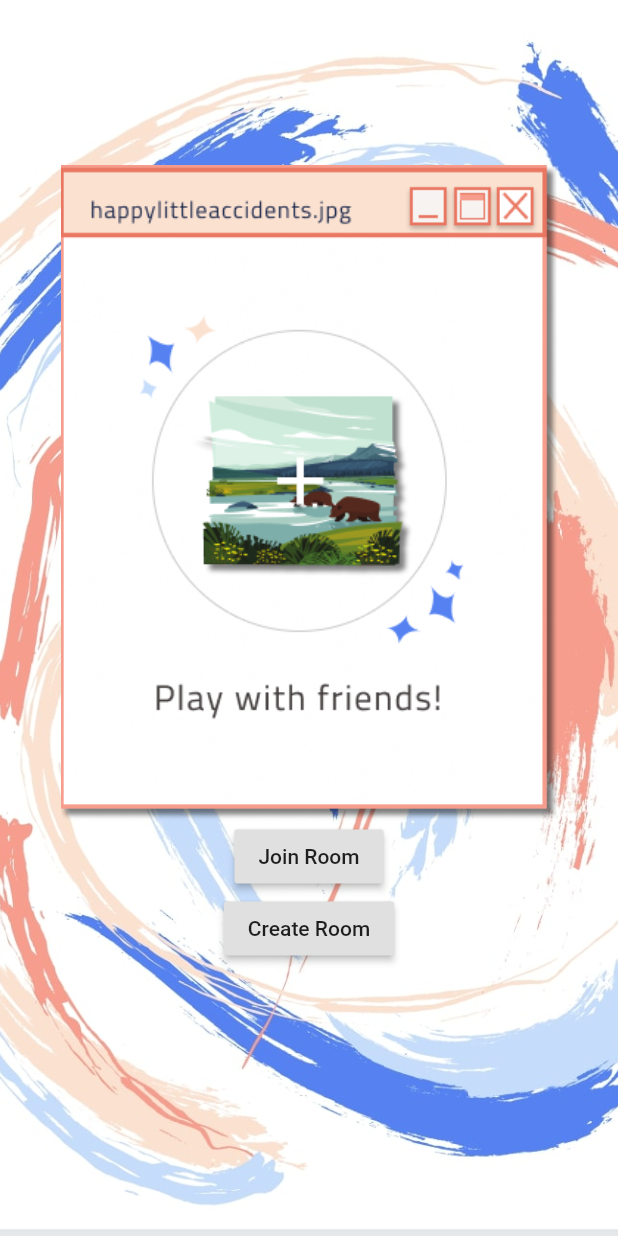
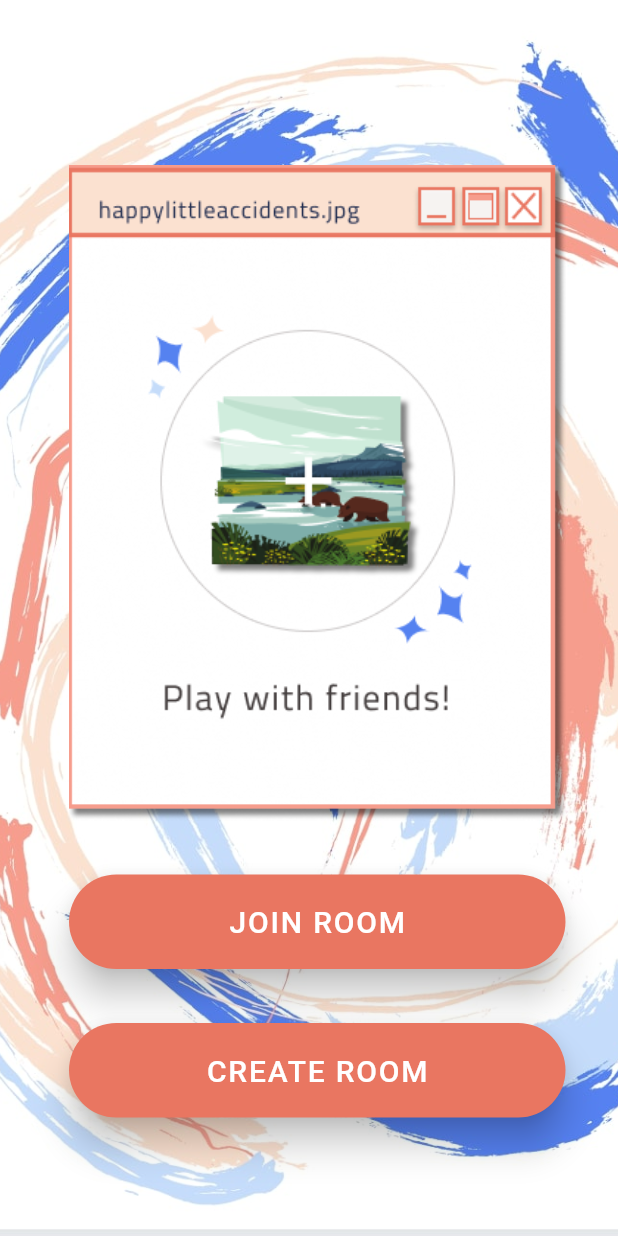
Before and after one commit to nj3zhang/happylittleaccidents, a Flutter app: the screen it shows after launch, on a phone screen of 412 x 824 dp. Run offline on Flutter 3.47's test engine with Material 2 defaults, Android fonts, the phone set to English and light mode, and no system bars.

Commit message:
Added in buttons :))))

```diff
--- a/lib/screens/homescreen.dart
+++ b/lib/screens/homescreen.dart
@@ -11,18 +11,19 @@ class Home extends StatefulWidget {
 class _HomeState extends State<Home> {
   @override
   Widget build(BuildContext context) {
-    return Container(
-      // Background
+    return Scaffold(
+      body: Stack(
+        children: <Widget>[
+          Container(
           decoration: BoxDecoration(
           image: DecorationImage(
             image: AssetImage("lib/images/background.jpg"), fit: BoxFit.cover),
         ),
 
-      child: Column(
-        children: <Widget>[
+        ),
           // Welcome photo
           Padding(
-            padding: const EdgeInsets.only(top: 110.0),
+            padding: const EdgeInsets.only(top: 110.0, left:46.0),
             child: Container(
               decoration: BoxDecoration(
                 image: DecorationImage(
@@ -34,22 +35,47 @@ class _HomeState extends State<Home> {
             ),
           ),
 
-          RaisedButton(
-            child: Text('Join Room'),
-            onPressed: () {
+          // Join Room
+          Padding(
+            padding: const EdgeInsets.only(top: 583.0, left:46.0),
+            child: Container(
+              child: FloatingActionButton.extended(
+                backgroundColor: Color.fromARGB(255,233,118,97),
+                shape: RoundedRectangleBorder(borderRadius: BorderRadius.circular(38)),
+                label: Text("JOIN ROOM", style: TextStyle(fontSize: 20, fontFamily: 'Roboto')),
+                elevation: 10.0,
+                onPressed: (){
                   print('join room has been pressed');
                   Navigator.of(context)
                     .push(MaterialPageRoute(builder: (context) => JoinRoom()));
-            },
+                }
                 ),
-          RaisedButton(
-            child: Text('Create Room'),
-            onPressed: () {
+              height: 63,
+              width: 331,
+            ),
+
+          ),
+
+          // Create Room
+          Padding(
+            padding: const EdgeInsets.only(top: 682.0, left:46.0),
+            child: Container(
+              child: FloatingActionButton.extended(
+                backgroundColor: Color.fromARGB(255,233,118,97),
+                shape: RoundedRectangleBorder(borderRadius: BorderRadius.circular(38)),
+                label: Text("CREATE ROOM", style: TextStyle(fontSize: 20, fontFamily: 'Roboto')),
+                elevation: 10.0,
+                onPressed: (){
                   print('create room has been pressed');
                   Navigator.of(context)
                     .push(MaterialPageRoute(builder: (context) => CreateRoom()));
-            },
+                }
+                ),
+              height: 63,
+              width: 331,
+            ),
           )
+
         ],
       ),
     );
```
Lines whose indentation alone changed are shown as unchanged.
